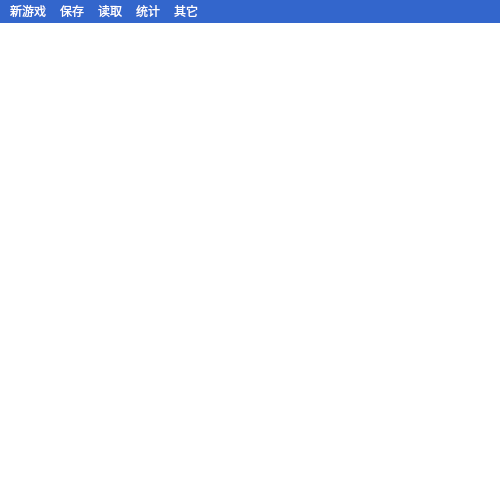
The window that mainwindow.ui (houhaotian/qt_sudoku) describes before a commit, drawn with Qt 5.
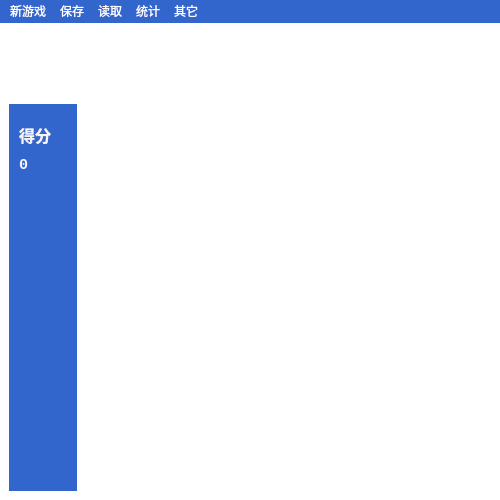
The same window after the commit.

Commit message: 修改了些东西

```diff
--- a/mainwindow.ui
+++ b/mainwindow.ui
@@ -34,7 +34,101 @@
   <property name="styleSheet">
    <string notr="true">background-color: rgb(255, 255, 255);</string>
   </property>
-  <widget class="QWidget" name="centralWidget"/>
+  <widget class="QWidget" name="centralWidget">
+   <layout class="QVBoxLayout" name="verticalLayout" stretch="1,6">
+    <property name="leftMargin">
+     <number>4</number>
+    </property>
+    <property name="topMargin">
+     <number>4</number>
+    </property>
+    <property name="rightMargin">
+     <number>4</number>
+    </property>
+    <property name="bottomMargin">
+     <number>4</number>
+    </property>
+    <item>
+     <widget class="QWidget" name="up" native="true"/>
+    </item>
+    <item>
+     <widget class="QWidget" name="down" native="true">
+      <layout class="QHBoxLayout" name="horizontalLayout" stretch="1,6">
+       <property name="leftMargin">
+        <number>5</number>
+       </property>
+       <property name="topMargin">
+        <number>5</number>
+       </property>
+       <property name="rightMargin">
+        <number>5</number>
+       </property>
+       <property name="bottomMargin">
+        <number>5</number>
+       </property>
+       <item>
+        <widget class="QWidget" name="left" native="true">
+         <property name="styleSheet">
+          <string notr="true">background-color: rgb(51, 102, 204);</string>
+         </property>
+         <widget class="QLabel" name="label">
+          <property name="geometry">
+           <rect>
+            <x>10</x>
+            <y>20</y>
+            <width>54</width>
+            <height>21</height>
+           </rect>
+          </property>
+          <property name="font">
+           <font>
+            <family>Consolas</family>
+            <pointsize>12</pointsize>
+            <weight>75</weight>
+            <bold>true</bold>
+           </font>
+          </property>
+          <property name="styleSheet">
+           <string notr="true">color: rgb(245, 245, 245);</string>
+          </property>
+          <property name="text">
+           <string>得分</string>
+          </property>
+         </widget>
+         <widget class="QLabel" name="score">
+          <property name="geometry">
+           <rect>
+            <x>10</x>
+            <y>50</y>
+            <width>54</width>
+            <height>21</height>
+           </rect>
+          </property>
+          <property name="font">
+           <font>
+            <family>Consolas</family>
+            <pointsize>11</pointsize>
+            <weight>75</weight>
+            <bold>true</bold>
+           </font>
+          </property>
+          <property name="styleSheet">
+           <string notr="true">color: rgb(245, 245, 245);r</string>
+          </property>
+          <property name="text">
+           <string>0</string>
+          </property>
+         </widget>
+        </widget>
+       </item>
+       <item>
+        <widget class="QWidget" name="right" native="true"/>
+       </item>
+      </layout>
+     </widget>
+    </item>
+   </layout>
+  </widget>
   <widget class="QMenuBar" name="menuBar">
    <property name="geometry">
     <rect>
```
The commit also changes 2 other files.
